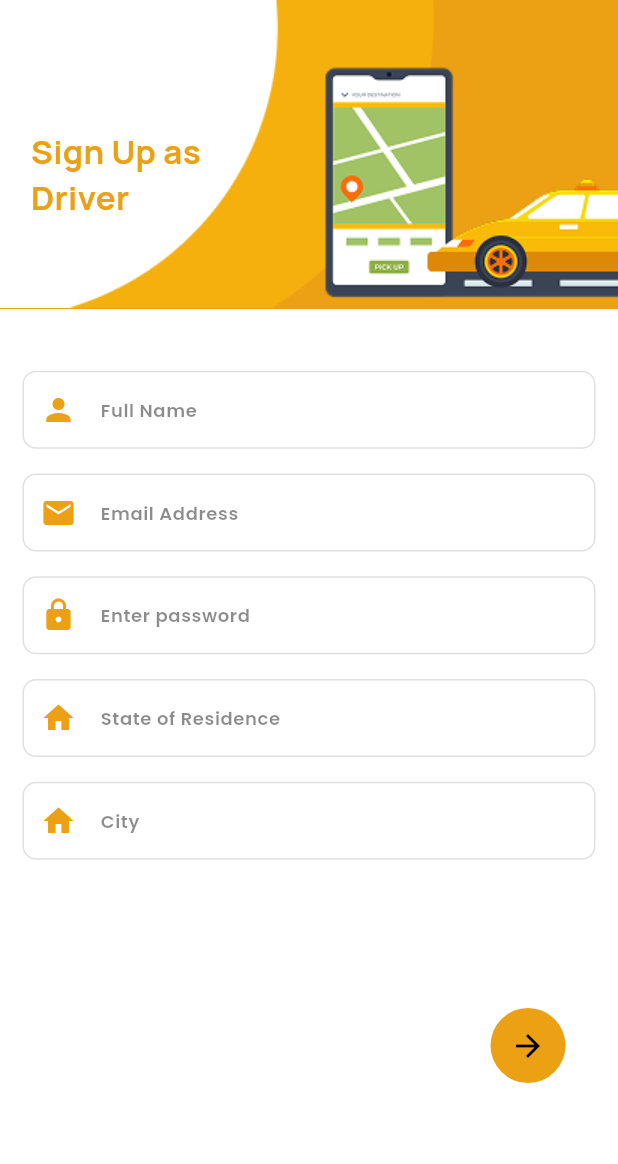
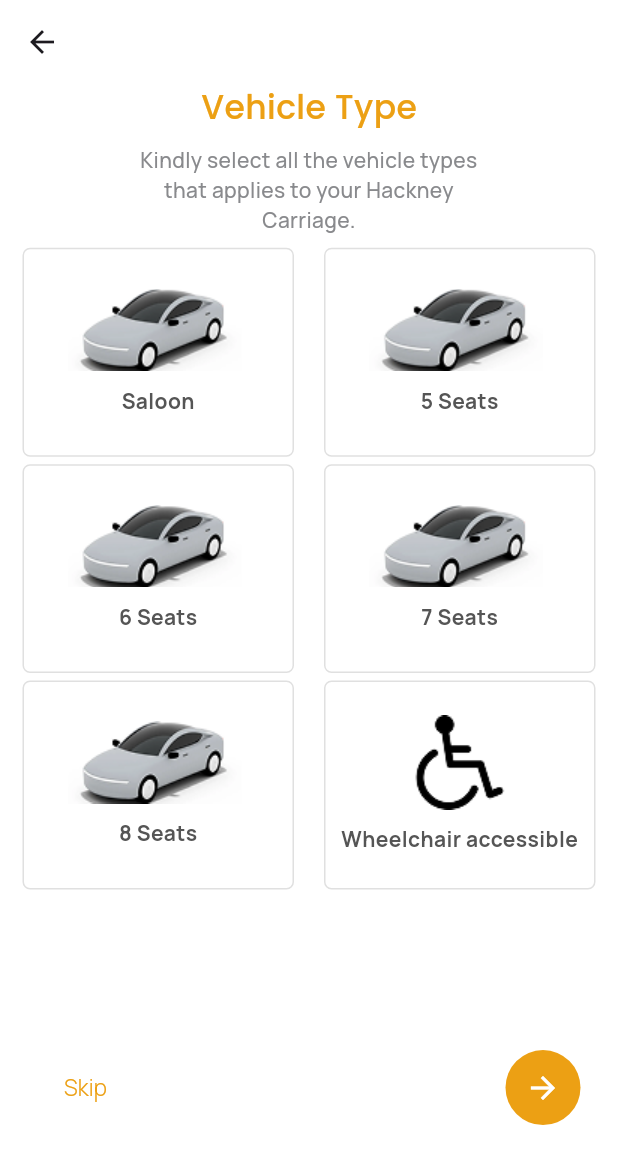
Before and after one commit to Christentimmy/RideXpress-Driver, a Flutter app: the UploadProfile screen opened by its route, after a tap on "Skip", on a phone screen of 412 x 824 dp. Shown: the top 1164 px of the screen. Run offline on Flutter 3.47's test engine with Material 3 defaults, Android fonts, the light colour scheme and no system bars; our stand-ins replace country_code_picker, flutter_staggered_animations, get, google_fonts, pinput.

Commit message:
select-vehicle-screen

```diff
--- /dev/null
+++ b/lib/app/modules/profile/views/select_vehicle_screen.dart
@@ -0,0 +1,121 @@
+import 'package:flutter/material.dart';
+import 'package:get/get.dart';
+import 'package:google_fonts/google_fonts.dart';
+import 'package:ridexpressdriver/app/routes/app_routes.dart';
+import 'package:ridexpressdriver/app/utils/colors.dart';
+
+class SelectVehicleScreen extends StatelessWidget {
+  SelectVehicleScreen({super.key});
+
+  final List allVehicles = [
+    {"title": "Saloon", "image": "assets/images/saloon.png"},
+    {"title": "5 Seats", "image": "assets/images/saloon.png"},
+    {"title": "6 Seats", "image": "assets/images/saloon.png"},
+    {"title": "7 Seats", "image": "assets/images/saloon.png"},
+    {"title": "8 Seats", "image": "assets/images/saloon.png"},
+    {
+      "title": "Wheelchair accessible",
+      "image": "assets/images/wheelchair1.png",
+    },
+  ];
+
+  @override
+  Widget build(BuildContext context) {
+    return Scaffold(
+      appBar: AppBar(backgroundColor: Colors.transparent),
+      body: SafeArea(
+        child: SingleChildScrollView(
+          padding: EdgeInsets.symmetric(horizontal: 15),
+          child: Column(
+            children: [
+              Center(
+                child: Text(
+                  "Vehicle Type",
+                  style: Get.textTheme.bodyMedium?.copyWith(
+                    fontSize: 22,
+                    color: AppColors.primaryColor,
+                  ),
+                ),
+              ),
+              SizedBox(height: 10),
+              Center(
+                child: Text(
+                  "Kindly select all the vehicle types\nthat applies to your Hackney\nCarriage.",
+                  textAlign: TextAlign.center,
+                  style: GoogleFonts.manrope(color: Color(0xFF898A8D)),
+                ),
+              ),
+              SizedBox(height: Get.height * 0.01),
+              GridView.builder(
+                shrinkWrap: true,
+                physics: NeverScrollableScrollPhysics(),
+                itemCount: allVehicles.length,
+                gridDelegate: SliverGridDelegateWithFixedCrossAxisCount(
+                  childAspectRatio: 1.3,
+                  crossAxisCount: 2,
+                  mainAxisSpacing: 5,
+                  crossAxisSpacing: 20,
+                ),
+                itemBuilder: (context, index) {
+                  return Container(
+                    decoration: BoxDecoration(
+                      borderRadius: BorderRadius.circular(5),
+                      border: Border.all(width: 1, color: Colors.grey.shade300),
+                    ),
+                    child: Column(
+                      mainAxisAlignment: MainAxisAlignment.center,
+                      children: [
+                        Image.asset(allVehicles[index]["image"]),
+                        SizedBox(height: 10),
+                        Text(
+                          allVehicles[index]["title"],
+                          textAlign: TextAlign.center,
+                          style: GoogleFonts.manrope(
+                            color: Color(0xFF555555),
+                            fontWeight: FontWeight.w700,
+                          ),
+                        ),
+                      ],
+                    ),
+                  );
+                },
+              ),
+              SizedBox(height: Get.height * 0.13),
+              Padding(
+                padding: const EdgeInsets.symmetric(horizontal: 10),
+                child: Row(
+                  children: [
+                    TextButton(
+                      onPressed: () {
+                        Get.toNamed(AppRoutes.signup);
+                      },
+                      child: Text(
+                        "Skip",
+                        style: GoogleFonts.manrope(
+                          color: AppColors.primaryColor,
+                          fontSize: 15,
+                          fontWeight: FontWeight.w300,
+                        ),
+                      ),
+                    ),
+                    const Spacer(),
+                    InkWell(
+                      onTap: () {
+                        Get.toNamed(AppRoutes.signup);
+                      },
+                      child: CircleAvatar(
+                        radius: 25,
+                        backgroundColor: AppColors.primaryColor,
+                        child: Icon(Icons.arrow_forward, color: Colors.white),
+                      ),
+                    ),
+                  ],
+                ),
+              ),
+            ],
+          ),
+        ),
+      ),
+    );
+  }
+}
--- a/lib/app/modules/profile/views/upload_profile.dart
+++ b/lib/app/modules/profile/views/upload_profile.dart
@@ -51,7 +51,7 @@ class UploadProfile extends StatelessWidget {
               children: [
                 TextButton(
                   onPressed: () {
-                    Get.toNamed(AppRoutes.signup);
+                    Get.toNamed(AppRoutes.selectVehicle);
                   },
                   child: Text(
                     "Skip",
@@ -65,7 +65,7 @@ class UploadProfile extends StatelessWidget {
                 const Spacer(),
                 InkWell(
                   onTap: () {
-                    Get.toNamed(AppRoutes.signup);
+                    Get.toNamed(AppRoutes.selectVehicle);
                   },
                   child: CircleAvatar(
                     radius: 25,
--- a/lib/app/routes/app_pages.dart
+++ b/lib/app/routes/app_pages.dart
@@ -3,6 +3,7 @@ import 'package:ridexpressdriver/app/modules/auth/views/otp_verification_screen.
 import 'package:ridexpressdriver/app/modules/auth/views/phone_authentication_screen.dart';
 import 'package:ridexpressdriver/app/modules/auth/views/signup_screen.dart';
 import 'package:ridexpressdriver/app/modules/onboarding/views/onboarding_screen.dart';
+import 'package:ridexpressdriver/app/modules/profile/views/select_vehicle_screen.dart';
 import 'package:ridexpressdriver/app/modules/profile/views/upload_profile.dart';
 import 'package:ridexpressdriver/app/modules/splash/views/splash_screen.dart';
 import 'package:ridexpressdriver/app/routes/app_routes.dart';
@@ -18,5 +19,6 @@ class AppPages {
     ),
     GetPage(name: AppRoutes.otpScreen, page: () => OtpVerificationScreen()),
     GetPage(name: AppRoutes.uploadProfile, page: () => UploadProfile()),
+    GetPage(name: AppRoutes.selectVehicle, page: () => SelectVehicleScreen()),
   ];
 }
--- a/lib/app/routes/app_routes.dart
+++ b/lib/app/routes/app_routes.dart
@@ -5,4 +5,5 @@ class AppRoutes {
   static const String phoneNumberAuthentication = '/phoneNumberAuthentication';
   static const String otpScreen = '/otpScreen';
   static const String uploadProfile = '/uploadProfile';
+  static const String selectVehicle = '/selectVehicle';
 }
```
